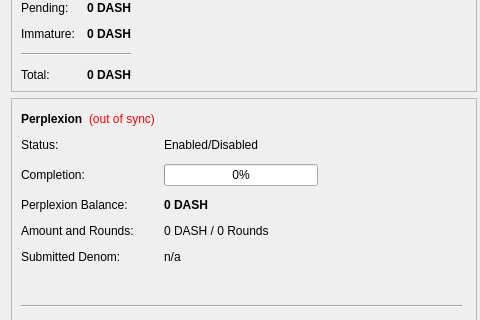
Old version of the form src/qt/forms/overviewpage.ui in the repository projectinterzone/tITZ; both pictures show x 0 to 480 and y 92 to 412 of the 960 by 585 pixel window.
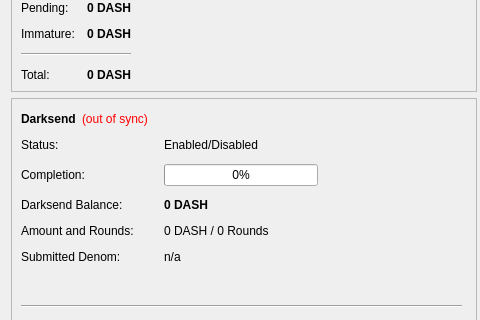
New version of the form.

Diff of the .ui file:
```diff
--- a/src/qt/forms/overviewpage.ui
+++ b/src/qt/forms/overviewpage.ui
@@ -336,7 +336,7 @@
            <item row="2" column="0">
             <widget class="QLabel" name="labelAnonymizedText">
              <property name="text">
-              <string>Perplexion Balance:</string>
+              <string>Darksend Balance:</string>
              </property>
             </widget>
            </item>
@@ -946,7 +946,7 @@
               </font>
              </property>
              <property name="text">
-              <string>Perplexion</string>
+              <string>Darksend</string>
              </property>
             </widget>
            </item>
```
Left out of the diff: 4 changed lines with no effect on the pictures.
